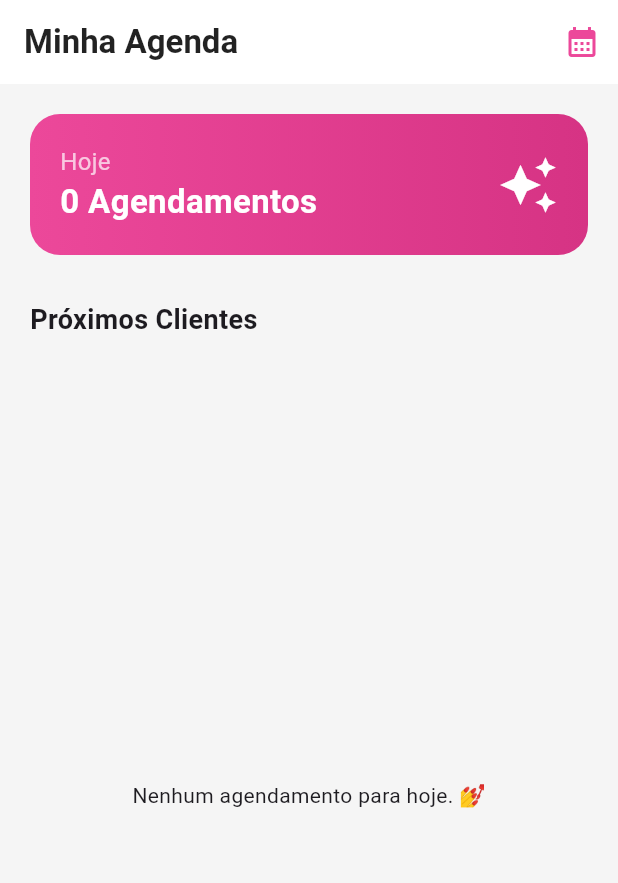
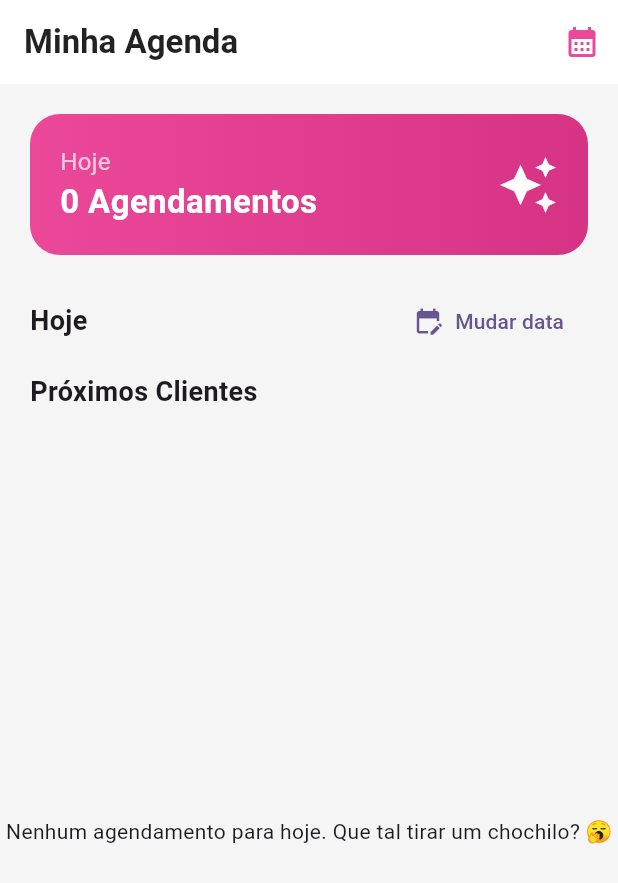
Before and after one commit to PAFONTINHAS/Projeto-Nail-Designer, a Flutter app: the screen it shows after launch, on a phone screen of 412 x 824 dp. Shown: the top 883 px of the screen. Run offline on Flutter 3.47's test engine with Material 3 defaults, Android fonts, the phone set to English and light mode, and no system bars; our stand-ins replace cloud_firestore, cloud_functions, firebase_auth, firebase_core, firebase_messaging, logger; accounts and stored records are empty; generated files the repository leaves out were written again.

Commit message:
seletor de datas e filtro de agendamentos implementado

```diff
--- a/mobile/lib/features/agendamento/data/datasource/agendamento_remote_datasource_impl.dart
+++ b/mobile/lib/features/agendamento/data/datasource/agendamento_remote_datasource_impl.dart
@@ -11,9 +11,9 @@ class AgendamentoRemoteDatasourceImpl implements AgendamentoRemoteDatasource{
   @override
   Stream<List<AgendamentoEntity>> listenAgendamentos(){
 
-    final ontem = DateTime.now().subtract(Duration(days: 1));
+    final passado = DateTime.now().subtract(Duration(days: 30));
 
-    Query query = _firestore.collection('agendamentos').where('data', isGreaterThanOrEqualTo: Timestamp.fromDate(ontem));
+    Query query = _firestore.collection('agendamentos').where('data', isGreaterThanOrEqualTo: Timestamp.fromDate(passado));
 
     final agendamentos = query.snapshots().map((snapshot){
 
--- a/mobile/lib/features/agendamento/presentation/controllers/agendamento_controller.dart
+++ b/mobile/lib/features/agendamento/presentation/controllers/agendamento_controller.dart
@@ -1,7 +1,5 @@
 import 'dart:async';
-
 import 'package:flutter/material.dart';
-import 'package:logger/web.dart';
 import 'package:mobile/features/agendamento/domain/entities/agendamento_entity.dart';
 import 'package:mobile/features/agendamento/domain/usecases/listen_agendamentos_usecase.dart';
 
@@ -19,8 +17,18 @@ class AgendamentoController extends ChangeNotifier{
 
   StreamSubscription? _agendamentosSubscription;
 
-  List<AgendamentoEntity> getAgendamentosPorData(DateTime data){
-    return _agendamentosPorDia[_formatDateKey(data)] ?? [];
+  DateTime _dataVisualizada = DateTime.now();
+  DateTime get dataVisualizada => _dataVisualizada;
+
+  List<AgendamentoEntity> get agendamentosDataSelecionada{
+    final String dateKey = _formatDateKey(_dataVisualizada);
+
+    return _agendamentosPorDia[dateKey] ?? [];
+  }
+
+  void setDataVisualizada(DateTime novaData){
+    _dataVisualizada = novaData;
+    notifyListeners();
   }
 
   String _formatDateKey(DateTime data) => "${data.day}/${data.month}/${data.year}";
--- a/mobile/lib/features/home/presentation/pages/home_page.dart
+++ b/mobile/lib/features/home/presentation/pages/home_page.dart
@@ -53,6 +53,41 @@ class HomePage extends StatelessWidget {
             ),
           ),
 
+          Padding(
+            padding: const EdgeInsets.symmetric(horizontal: 20),
+            child: Row(
+              mainAxisAlignment: MainAxisAlignment.spaceBetween,
+              children: [
+                Text(
+                  controller.dataVisualizada.day == DateTime.now().day
+                      ? "Hoje"
+                      : "${controller.dataVisualizada.day.toString().padLeft(2, '0')}/${controller.dataVisualizada.month.toString().padLeft(2, '0')}",
+                  style: const TextStyle(
+                    fontSize: 18,
+                    fontWeight: FontWeight.bold,
+                  ),
+                ),
+                TextButton.icon(
+                  onPressed: () async {
+                    final date = await showDatePicker(
+                      context: context,
+                      initialDate: controller.dataVisualizada,
+                      firstDate: DateTime.now().subtract(
+                        const Duration(days: 365),
+                      ),
+                      lastDate: DateTime.now().add(const Duration(days: 365)),
+                    );
+                    if (date != null) {
+                      controller.setDataVisualizada(date);
+                    }
+                  },
+                  icon: const Icon(Icons.edit_calendar, size: 20),
+                  label: const Text("Mudar data"),
+                ),
+              ],
+            ),
+          ),
+
           const Padding(
             padding: EdgeInsets.symmetric(horizontal: 20, vertical: 10),
             child: Text("Próximos Clientes", style: TextStyle(fontSize: 18, fontWeight: FontWeight.bold)),
@@ -72,7 +107,7 @@ class AgendamentosListWidget extends StatelessWidget {
   @override
   Widget build(BuildContext context) {
     return Selector<AgendamentoController, List<AgendamentoEntity>>(
-      selector: (_, controller) => controller.agendamentosDoDia,
+      selector: (_, controller) => controller.agendamentosDataSelecionada,
       builder: (context, agendamentos, _) {
         return Expanded(
           child: agendamentos.isEmpty
--- a/mobile/lib/features/home/presentation/widgets/empty_list_widget.dart
+++ b/mobile/lib/features/home/presentation/widgets/empty_list_widget.dart
@@ -1,10 +1,32 @@
 import 'package:flutter/material.dart';
+import 'package:mobile/features/agendamento/presentation/controllers/agendamento_controller.dart';
+import 'package:provider/provider.dart';
 
 class EmptyListWidget extends StatelessWidget {
   const EmptyListWidget({super.key});
 
   @override
   Widget build(BuildContext context) {
-    return const Center(child: Text("Nenhum agendamento para hoje. 💅"));
+
+    return Selector<AgendamentoController, DateTime>(
+      selector: (_, controller) => controller.dataVisualizada,
+      builder: (context, dataVisualizada, _){
+
+        String titulo = "Nenhum agendamento para hoje. Que tal tirar um chochilo? 🥱";
+
+
+        final DateTime hoje = DateTime.now();
+        final bool ehHoje = dataVisualizada.day == hoje.day &&  dataVisualizada.month == hoje.month && dataVisualizada.year == hoje.year;
+
+        final String diaVisualizado = dataVisualizada.day.toString().padLeft(2, '0');
+        final String mesVisualizado = dataVisualizada.month.toString().padLeft(2, '0');
+
+        if(!ehHoje){
+          titulo = "Nenhum agendamento para o dia $diaVisualizado/$mesVisualizado";
+        }
+
+        return Center(child: Text(titulo));
+      },
+    );
   }
 }
```
